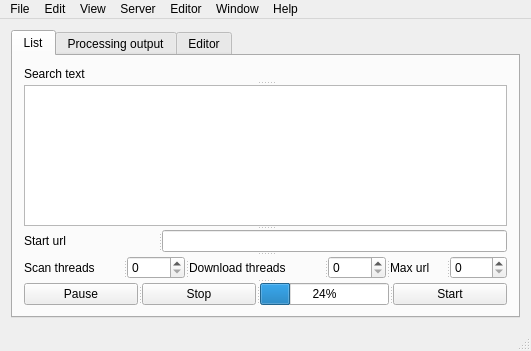
Old version of the form mainwindow.ui in the repository kolyvoshko/Web2SearchText.
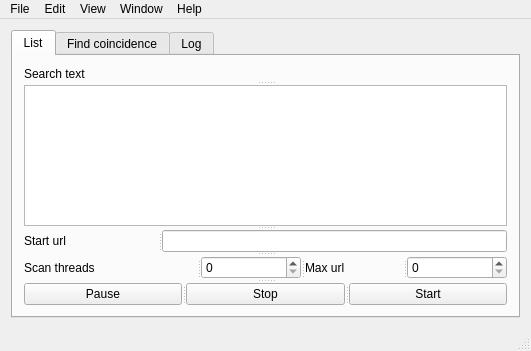
New version of the form. The open tabs and pages were chosen to show the change.

Commit message: Bug fix: thread double free

The edit to the form file:
```diff
--- a/mainwindow.ui
+++ b/mainwindow.ui
@@ -57,44 +57,77 @@
             <enum>Qt::Horizontal</enum>
            </property>
            <widget class="QLabel" name="label_scan_threads">
+            <property name="maximumSize">
+             <size>
+              <width>16777215</width>
+              <height>40</height>
+             </size>
+            </property>
             <property name="text">
              <string>Scan threads</string>
             </property>
            </widget>
-           <widget class="QSpinBox" name="spinBox_number_scan_theads"/>
-           <widget class="QLabel" name="label_download_threads">
-            <property name="text">
-             <string>Download threads</string>
+           <widget class="QSpinBox" name="spinBox_number_scan_theads">
+            <property name="maximumSize">
+             <size>
+              <width>16777215</width>
+              <height>40</height>
+             </size>
             </property>
            </widget>
-           <widget class="QSpinBox" name="spinBox_number_dewnload_threads"/>
            <widget class="QLabel" name="label_max_url">
+            <property name="maximumSize">
+             <size>
+              <width>16777215</width>
+              <height>40</height>
+             </size>
+            </property>
             <property name="text">
              <string>Max url</string>
             </property>
            </widget>
-           <widget class="QSpinBox" name="spinBox_max_url"/>
+           <widget class="QSpinBox" name="spinBox_max_url">
+            <property name="maximumSize">
+             <size>
+              <width>16777215</width>
+              <height>40</height>
+             </size>
+            </property>
+           </widget>
           </widget>
           <widget class="QSplitter" name="splitter_4">
            <property name="orientation">
             <enum>Qt::Horizontal</enum>
            </property>
            <widget class="QPushButton" name="pushButton_pause">
+            <property name="maximumSize">
+             <size>
+              <width>16777215</width>
+              <height>40</height>
+             </size>
+            </property>
             <property name="text">
              <string>Pause</string>
             </property>
            </widget>
            <widget class="QPushButton" name="pushButton_stop">
+            <property name="maximumSize">
+             <size>
+              <width>16777215</width>
+              <height>40</height>
+             </size>
+            </property>
             <property name="text">
              <string>Stop</string>
             </property>
            </widget>
-           <widget class="QProgressBar" name="progress_bar">
-            <property name="value">
-             <number>24</number>
-            </property>
-           </widget>
            <widget class="QPushButton" name="pushButton_start">
+            <property name="maximumSize">
+             <size>
+              <width>16777215</width>
+              <height>40</height>
+             </size>
+            </property>
             <property name="text">
              <string>Start</string>
             </property>
@@ -106,7 +139,7 @@
       </widget>
       <widget class="QWidget" name="tab_processing_output">
        <attribute name="title">
-        <string>Processing output</string>
+        <string>Find coincidence</string>
        </attribute>
        <layout class="QHBoxLayout" name="horizontalLayout">
         <item>
@@ -126,7 +159,7 @@
       </widget>
       <widget class="QWidget" name="tab_editor">
        <attribute name="title">
-        <string>Editor</string>
+        <string>Log</string>
        </attribute>
        <layout class="QHBoxLayout" name="horizontalLayout_8">
         <item>
@@ -236,17 +269,6 @@
      <string>View</string>
     </property>
    </widget>
-   <widget class="QMenu" name="menuServer">
-    <property name="title">
-     <string>Server</string>
-    </property>
-    <addaction name="actionConnect"/>
-    <addaction name="actionDisconnect"/>
-    <addaction name="separator"/>
-    <addaction name="actionEcho"/>
-    <addaction name="actionClear_history"/>
-    <addaction name="separator"/>
-   </widget>
    <widget class="QMenu" name="menuWindow">
     <property name="title">
      <string>Window</string>
@@ -260,19 +282,9 @@
     <addaction name="actionLicence"/>
     <addaction name="actionHelp"/>
    </widget>
-   <widget class="QMenu" name="menuEditor">
-    <property name="title">
-     <string>Editor</string>
-    </property>
-    <addaction name="action_Editor_New"/>
-    <addaction name="action_Editor_Open"/>
-    <addaction name="separator"/>
-   </widget>
    <addaction name="menuFile"/>
    <addaction name="menuEdit"/>
    <addaction name="menuView"/>
-   <addaction name="menuServer"/>
-   <addaction name="menuEditor"/>
    <addaction name="menuWindow"/>
    <addaction name="menuHelp"/>
   </widget>
```
Left out of the diff: 131 changed lines with no effect on the pictures. The commit also changes 13 other files.
